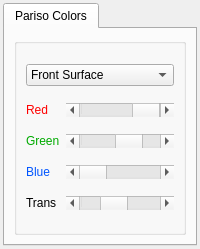
This is ui_forms/colorsoptions.ui in parisolab/mathmod as Qt 5 draws it before an edit. The edited form follows.
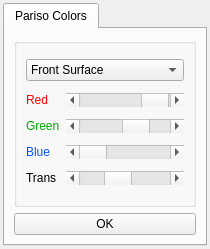
This is the edited form.

Commit message: #207 Add touch gestures support

```diff
--- a/ui_forms/colorsoptions.ui
+++ b/ui_forms/colorsoptions.ui
@@ -6,7 +6,7 @@
    <rect>
     <x>0</x>
     <y>0</y>
-    <width>200</width>
+    <width>210</width>
     <height>249</height>
    </rect>
   </property>
@@ -55,39 +55,9 @@
          </property>
          <property name="palette">
           <palette>
-           <active>
-            <colorrole role="Base">
-             <brush brushstyle="SolidPattern">
-              <color alpha="255">
-               <red>255</red>
-               <green>0</green>
-               <blue>0</blue>
-              </color>
-             </brush>
-            </colorrole>
-           </active>
-           <inactive>
-            <colorrole role="Base">
-             <brush brushstyle="SolidPattern">
-              <color alpha="255">
-               <red>255</red>
-               <green>0</green>
-               <blue>0</blue>
-              </color>
-             </brush>
-            </colorrole>
-           </inactive>
-           <disabled>
-            <colorrole role="Base">
-             <brush brushstyle="SolidPattern">
-              <color alpha="255">
-               <red>170</red>
-               <green>170</green>
-               <blue>0</blue>
-              </color>
-             </brush>
-            </colorrole>
-           </disabled>
+           <active/>
+           <inactive/>
+           <disabled/>
           </palette>
          </property>
          <property name="title">
@@ -375,6 +345,13 @@
          </layout>
         </widget>
        </item>
+       <item row="1" column="0">
+        <widget class="QPushButton" name="pushButton">
+         <property name="text">
+          <string>OK</string>
+         </property>
+        </widget>
+       </item>
       </layout>
      </widget>
     </widget>
```
Left out of the diff: 2 changed lines with no effect on the pictures. The commit also changes 2 other files.
